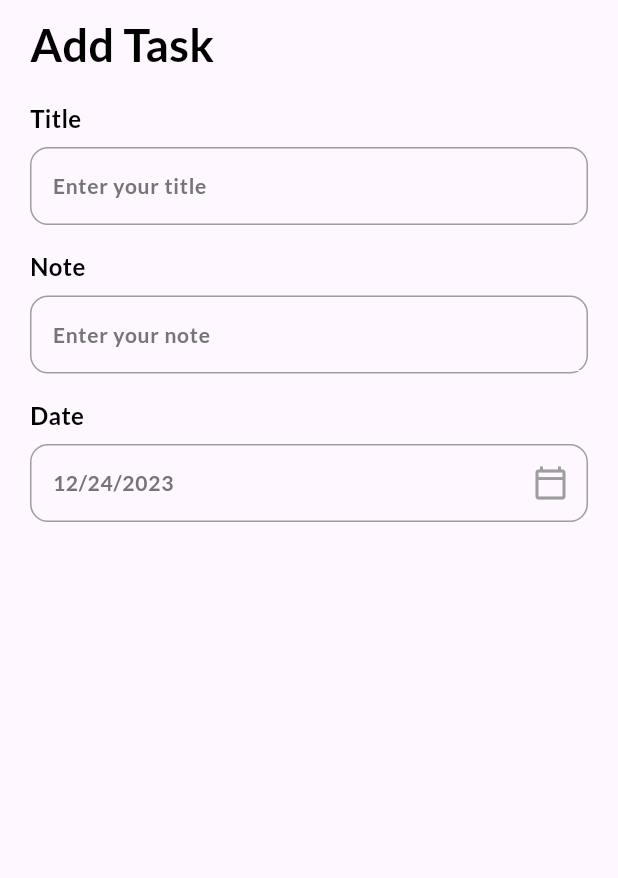
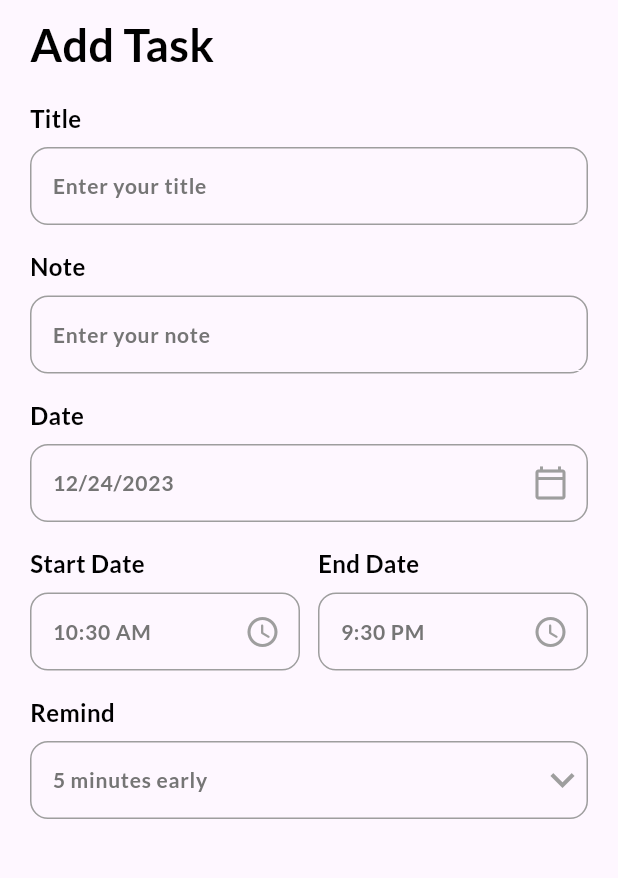
Before and after one commit to rizkiananda217/3C-K6-PPM, a Flutter app: the AddTaskPage screen opened directly, on a phone screen of 412 x 824 dp, the part 72-950 px from its top. Run offline on Flutter 3.47's test engine with Material 3 defaults, Android fonts, the phone set to English and light mode, and no system bars; our stand-ins replace date_picker_timeline, get, get_storage, google_fonts; accounts and stored records are empty.

Commit message:
menambahkan remind dengan DropdownButton

```diff
--- a/aplikasi_trio_todo/lib/pages/add_task_bar.dart
+++ b/aplikasi_trio_todo/lib/pages/add_task_bar.dart
@@ -14,6 +14,11 @@
 
 class _AddTaskPageState extends State<AddTaskPage> {
   DateTime _selectedData = DateTime.now();
+  String _endTime = "9:30 PM";
+  String _startTime = DateFormat("hh:mm a").format(DateTime.now()).toString();
+  int _selectedRemind = 5;
+  List<int> remindList = [5, 10, 15, 20, 25, 30];
+
   @override
   Widget build(BuildContext context) {
     return Scaffold(
@@ -40,7 +45,67 @@
                       onPressed: () {
                         _getDateFromUser();
                       },
-                    ))
+                    )),
+                Row(children: [
+                  Expanded(
+                      child: MyInputField(
+                    title: "Start Date",
+                    hint: _startTime,
+                    widget: IconButton(
+                      onPressed: () {
+                        _getTimeFromUser(isStarTime: true);
+                      },
+                      icon: Icon(
+                        Icons.access_time_rounded,
+                        color: Colors.grey,
+                      ),
+                    ),
+                  )),
+                  SizedBox(
+                    width: 12,
+                  ),
+                  Expanded(
+                      child: MyInputField(
+                    title: "End Date",
+                    hint: _endTime,
+                    widget: IconButton(
+                      onPressed: () {
+                        _getTimeFromUser(isStarTime: false);
+                      },
+                      icon: Icon(
+                        Icons.access_time_rounded,
+                        color: Colors.grey,
+                      ),
+                    ),
+                  ))
+                ]),
+                MyInputField(
+                  title: "Remind",
+                  hint: "$_selectedRemind minutes early",
+                  widget: DropdownButton(
+                    icon: Icon(
+                      Icons.keyboard_arrow_down,
+                      color: Colors.grey,
+                    ),
+                    iconSize: 32,
+                    elevation: 4,
+                    style: subTitleStyle,
+                    underline: Container(
+                      height: 0,
+                    ),
+                    onChanged: (String? newValue) {
+                      setState(() {
+                        _selectedRemind = int.parse(newValue!);
+                      });
+                    },
+                    items:
+                        remindList.map<DropdownMenuItem<String>>((int value) {
+                      return DropdownMenuItem<String>(
+                          value: value.toString(),
+                          child: Text(value.toString()));
+                    }).toList(),
+                  ),
+                )
               ],
             ),
           ),
@@ -85,4 +150,31 @@
       print("ini kosong, atau ada yang salah");
     }
   }
+
+  _getTimeFromUser({required bool isStarTime}) async {
+    var pickedTime = await _showTimePicker();
+    String _formatedTime = pickedTime.format(context);
+    if (pickedTime == null) {
+      print("waktu dibatalkan");
+    } else if (isStarTime == true) {
+      setState(() {
+        _startTime = _formatedTime;
+      });
+    } else if (isStarTime == false) {
+      setState(() {
+        _endTime = _formatedTime;
+      });
+    }
+  }
+
+  _showTimePicker() {
+    return showTimePicker(
+        initialEntryMode: TimePickerEntryMode.input,
+        context: context,
+        initialTime: TimeOfDay(
+          // _starTime 10.30 AM
+          hour: int.parse(_startTime.split(":")[0]),
+          minute: int.parse(_startTime.split(":")[0]),
+        ));
+  }
 }
```
